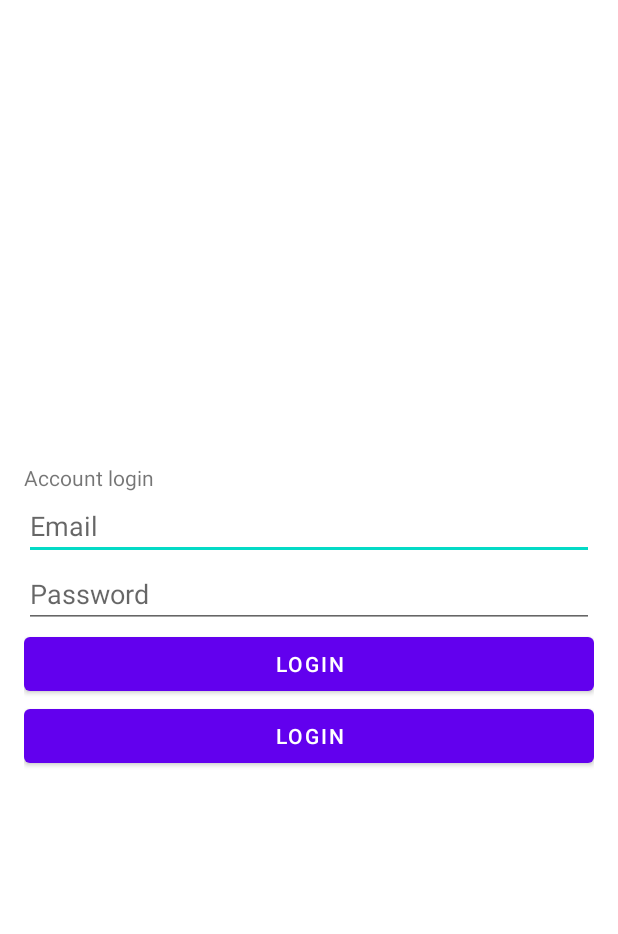
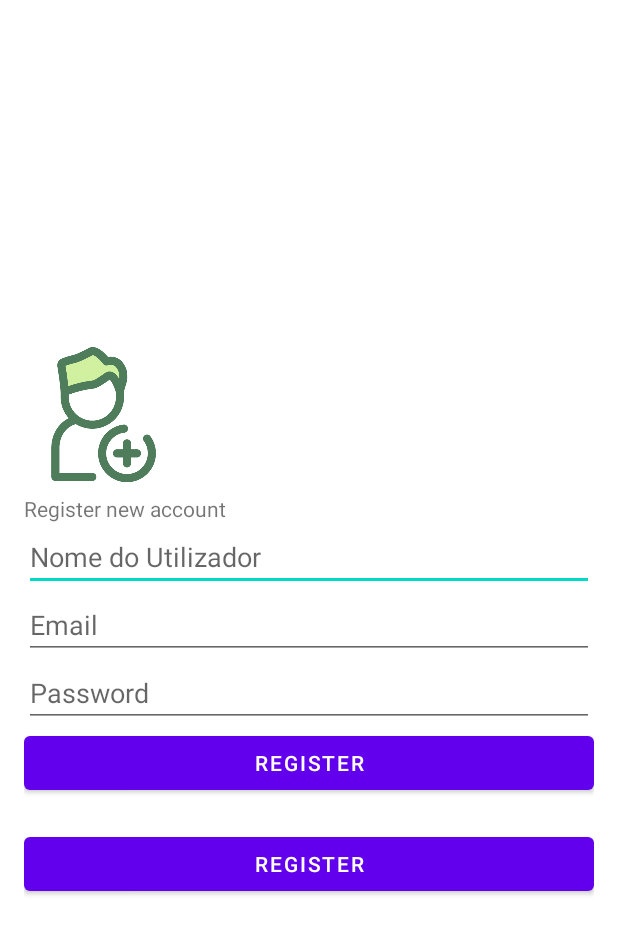
Before and after one commit to JoaoLopes97/Trails, an Android app: the screen it shows after launch (LoginActivity before the commit, RegistrationActivity after it), on a phone screen of 412 x 824 dp. Shown: the top 934 px of the screen. Run offline under Robolectric (Android 15) with nearby library versions, the light colour scheme and no system bars; our stand-ins replace Firebase (no records; nobody signed in at launch, a user with empty details on screens opened directly).

Commit message:
Register User - location and date of birth are missing

```diff
--- a/app/build.gradle
+++ b/app/build.gradle
@@ -59,4 +59,7 @@ dependencies {
     implementation 'com.google.firebase:firebase-auth'
     implementation 'com.google.android.gms:play-services-auth:19.0.0'
 
+    implementation 'com.github.bumptech.glide:glide:4.11.0'
+    annotationProcessor 'com.github.bumptech.glide:compiler:4.11.0'
+    implementation 'com.firebaseui:firebase-ui-storage:6.4.0'
 }
--- a/app/src/main/java/com/example/trails/ui/SplashActivity.java
+++ b/app/src/main/java/com/example/trails/ui/SplashActivity.java
@@ -17,6 +17,7 @@ import android.widget.TextView;
 import com.example.trails.MainActivity;
 import com.example.trails.R;
 import com.example.trails.login.LoginActivity;
+import com.example.trails.login.RegistrationActivity;
 
 public class SplashActivity extends AppCompatActivity {
 
@@ -59,7 +60,7 @@ public class SplashActivity extends AppCompatActivity {
         new Handler().postDelayed(new Runnable() {
             @Override
             public void run() {
-                startActivity(new Intent(SplashActivity.this, LoginActivity.class).setFlags(Intent.FLAG_ACTIVITY_NEW_TASK));
+                startActivity(new Intent(SplashActivity.this, RegistrationActivity.class).setFlags(Intent.FLAG_ACTIVITY_NEW_TASK));
                 finish();
             }
         }, 4000);
--- a/app/src/main/res/layout/activity_registration.xml
+++ b/app/src/main/res/layout/activity_registration.xml
@@ -9,10 +9,34 @@
     android:padding="16dp"
     tools:context=".login.RegistrationActivity">
 
+    <ImageView
+        android:id="@+id/regUserPhoto"
+        android:layout_width="90dp"
+        android:layout_height="90dp"
+        android:layout_marginStart="8dp"
+        android:layout_marginLeft="8dp"
+        android:layout_marginTop="8dp"
+        android:layout_marginEnd="8dp"
+        android:layout_marginRight="8dp"
+        android:layout_marginBottom="8dp"
+        android:src="@drawable/user_add"
+        app:layout_constraintBottom_toTopOf="@+id/regName"
+        app:layout_constraintEnd_toEndOf="parent"
+        app:layout_constraintStart_toStartOf="parent"
+        app:layout_constraintTop_toTopOf="parent" />
+
     <TextView
         android:layout_width="wrap_content"
         android:layout_height="wrap_content"
         android:text="Register new account" />
+
+
+    <EditText
+        android:id="@+id/username"
+        android:layout_width="match_parent"
+        android:layout_height="wrap_content"
+        android:hint="Nome do Utilizador"
+        android:inputType="textPersonName" />
 
     <EditText
         android:id="@+id/emailLogin"
@@ -33,11 +57,12 @@
         android:layout_height="wrap_content"
         android:text="Register" />
 
-    <ProgressBar
-        android:id="@+id/progressBarLogin"
+    <TextView
+        android:id="@+id/msgError"
         android:layout_width="wrap_content"
         android:layout_height="wrap_content"
-        android:visibility="gone" />
+        android:text="" />
+
 
     <Button
         android:id="@+id/registerLoginBtn"
--- a/app/src/main/res/values/strings.xml
+++ b/app/src/main/res/values/strings.xml
@@ -37,4 +37,9 @@
     <string name="sign_in">Sign In</string>
     <string name="sign_up">Sign Up</string>
 
+
+    <string name="msgError_emailPass">Preencha o email e/ou password!</string>
+    <string name="seccessRegister">Utilizador criado com sucesso!</string>
+    <string name="msgError">Erro ao registar utilizador, por favor tente novamente!</string>
+
 </resources>
```
Also changed, not shown: app/src/main/java/com/example/trails/controller/DB.java (+15 -0 lines), app/src/main/java/com/example/trails/login/RegistrationActivity.java (+123 -36 lines), app/src/main/java/com/example/trails/model/User.java (+24 -2 lines), app/src/main/res/drawable-v24/user_add.png (added).
